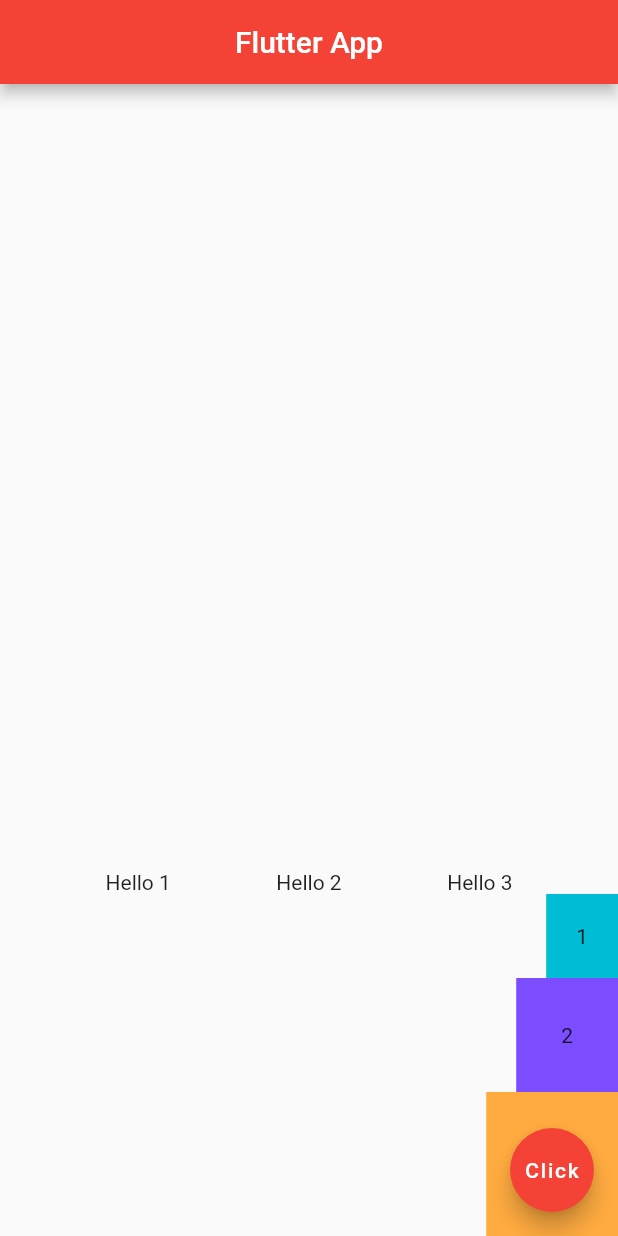
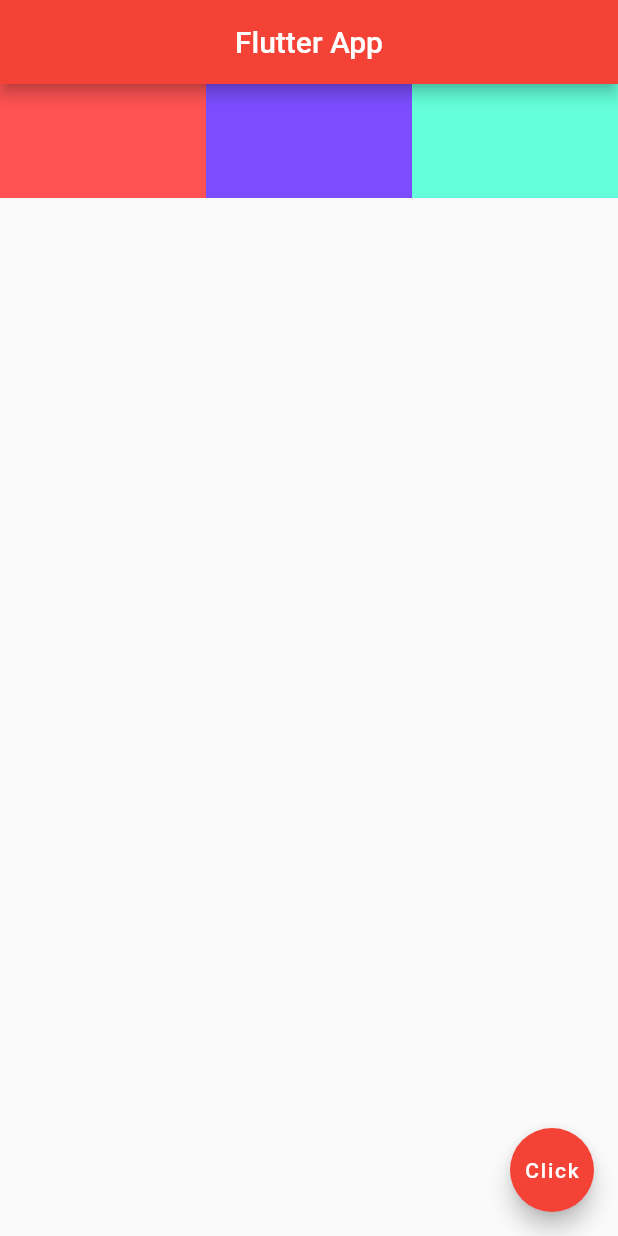
Before and after one commit to ryaaanandrew/flutter-1, a Flutter app: the screen it shows after launch, on a phone screen of 412 x 824 dp. Run offline on Flutter 3.47's test engine with Material 2 defaults, Android fonts, the phone set to English and light mode, and no system bars.

Commit message:
expanded widgets

```diff
--- a/lib/main.dart
+++ b/lib/main.dart
@@ -13,32 +13,28 @@ class Home extends StatelessWidget {
         centerTitle: true,
         backgroundColor: Colors.red,
       ),
-      body: Column(
-        mainAxisAlignment: MainAxisAlignment.end,
-        crossAxisAlignment: CrossAxisAlignment.end,
+      body: Row(
             children: <Widget>[
-          Row(
-            mainAxisAlignment: MainAxisAlignment.spaceEvenly,
-            children: <Widget>[
-              Text('Hello 1'),
-              Text('Hello 2'),
-              Text('Hello 3'),
-            ],
+              Expanded(
+                child: Container(
+                  padding: EdgeInsets.all(30.0),
+                  color: Colors.redAccent,
+                  child: Text(''),
                 ),
-          Container(
-            padding: EdgeInsets.all(20.0),
-            color: Colors.cyan,
-            child: Text('1'),
               ),
-          Container(
+              Expanded(
+                child: Container(
                   padding: EdgeInsets.all(30.0),
                   color: Colors.deepPurpleAccent,
-            child: Text('2'),
+                  child: Text(''),
                 ),
-          Container(
-            padding: EdgeInsets.all(40.0),
-            color: Colors.orangeAccent,
-            child: Text('3'),
+              ),
+              Expanded(
+                child: Container(
+                  padding: EdgeInsets.all(30.0),
+                  color: Colors.tealAccent,
+                  child: Text(''),
+                ),
               ),
             ],
           ),
```
Lines whose indentation alone changed are shown as unchanged.
